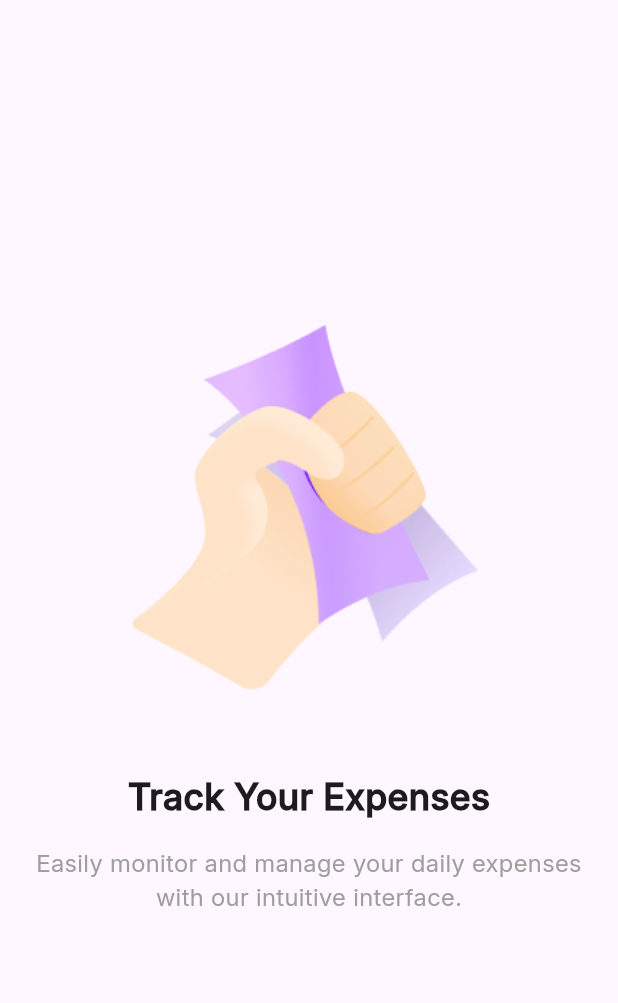
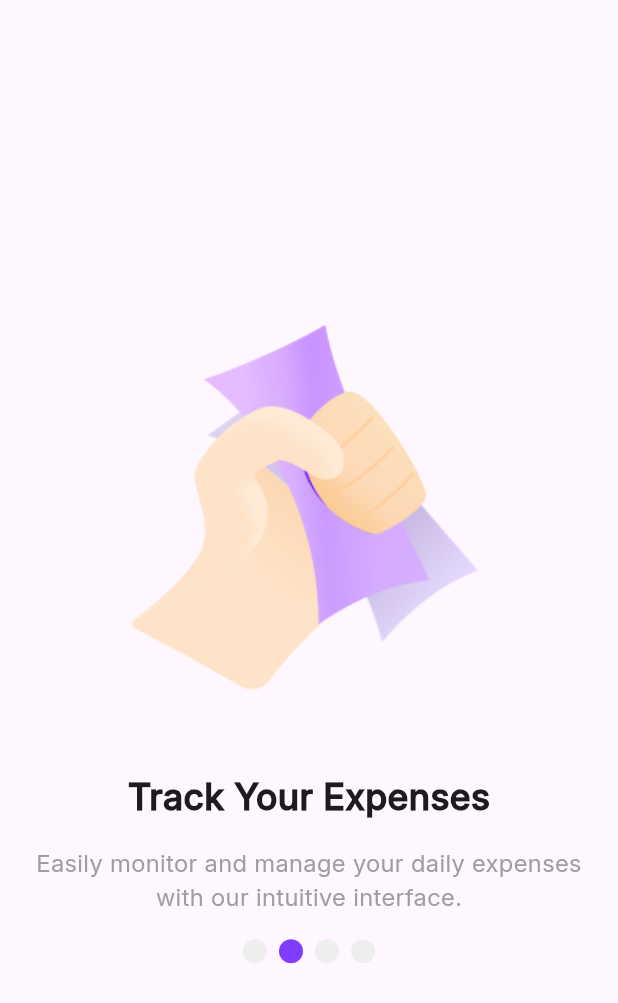
Before and after one commit to cusaldmsr/expenz_tracker_app, a Flutter app: the screen it shows after launch, swiped to page 2, on a phone screen of 412 x 824 dp. Shown: the top 1003 px of the screen. Run offline on Flutter 3.47's test engine with Material 3 defaults, Android fonts, the phone set to English and light mode, and no system bars; drawn by our look-alikes of smooth_page_indicator.

Commit message:
Refactor OnboardingScreen to use StatefulWidget and implement SmoothPageIndicator

```diff
--- a/lib/screens/onboarding_screen.dart
+++ b/lib/screens/onboarding_screen.dart
@@ -1,11 +1,19 @@
+import 'package:expenz_tracker_app/constants/colors.dart';
 import 'package:expenz_tracker_app/data/onboarding_data.dart';
 import 'package:expenz_tracker_app/screens/onboarding/front_page.dart';
 import 'package:expenz_tracker_app/screens/onboarding/sheared_onboarding_screen.dart';
 import 'package:flutter/material.dart';
+import 'package:smooth_page_indicator/smooth_page_indicator.dart';
 
-class OnboardingScreen extends StatelessWidget {
+class OnboardingScreen extends StatefulWidget {
   const OnboardingScreen({super.key});
 
+  @override
+  State<OnboardingScreen> createState() => _OnboardingScreenState();
+}
+
+class _OnboardingScreenState extends State<OnboardingScreen> {
+  final PageController _controller = PageController();
   @override
   Widget build(BuildContext context) {
     return Scaffold(
@@ -16,6 +24,7 @@ class OnboardingScreen extends StatelessWidget {
               children: [
                 // Onboarding Screens
                 PageView(
+                  controller: _controller,
                   children: [
                     FrontPage(),
                     ShearedOnboardingScreen(
@@ -30,7 +39,25 @@ class OnboardingScreen extends StatelessWidget {
                           OnboardingData.onboardingDataList[1].description,
                       imagePath: OnboardingData.onboardingDataList[1].imagePath,
                     ),
+                    ShearedOnboardingScreen(
+                      title: OnboardingData.onboardingDataList[2].title,
+                      description:
+                          OnboardingData.onboardingDataList[2].description,
+                      imagePath: OnboardingData.onboardingDataList[2].imagePath,
+                    ),
                   ],
+                ),
+                // Smooth Indicator
+                Container(
+                  alignment: const Alignment(0, 0.55),
+                  child: SmoothPageIndicator(
+                    controller: _controller,
+                    count: 4,
+                    effect: const WormEffect(
+                      activeDotColor: kMainColor,
+                      dotColor: kLightGrey,
+                    ),
+                  ),
                 ),
               ],
             ),
```
